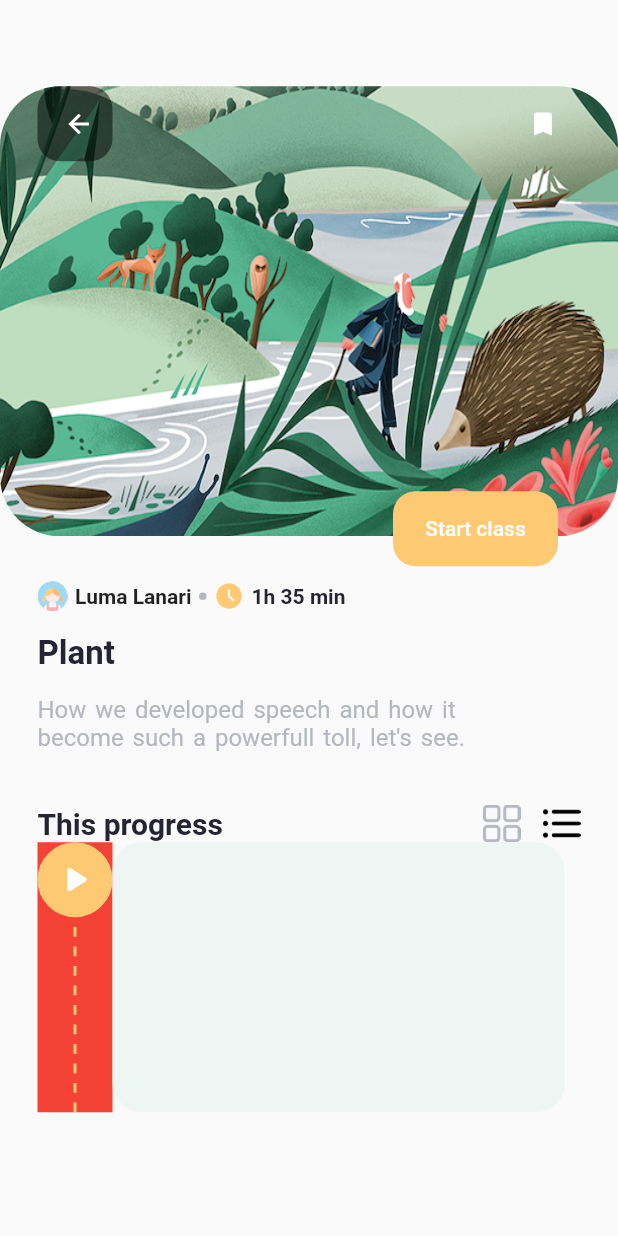
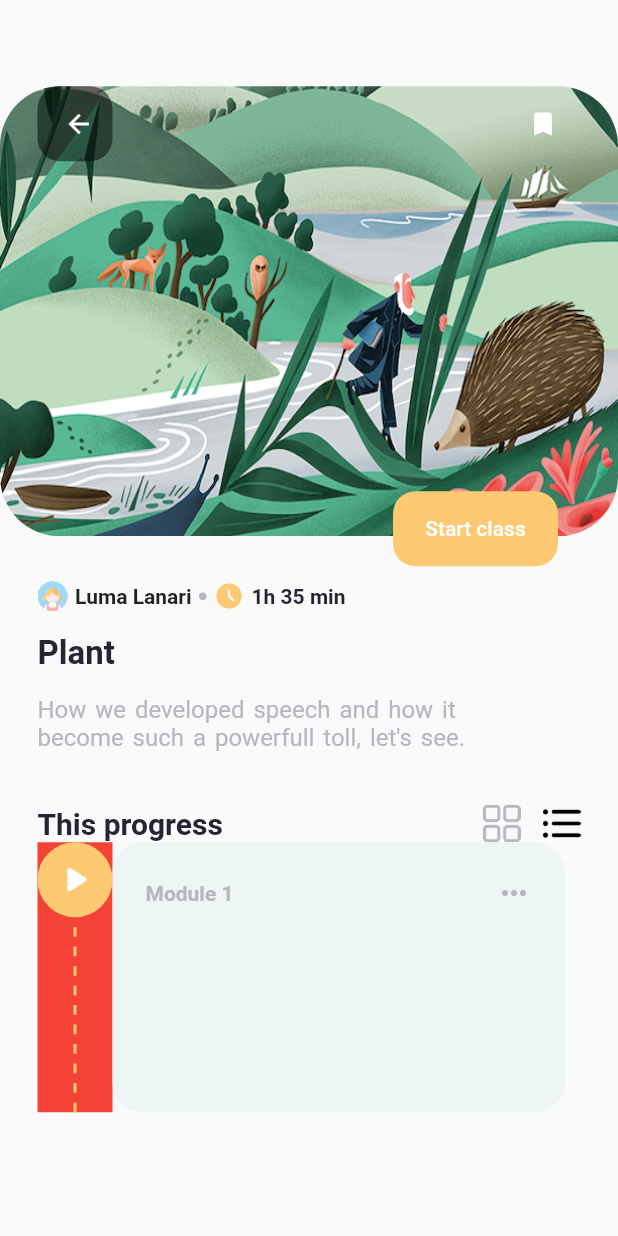
Before and after one commit to beshprakash11/course_app, a Flutter app: the screen it shows after launch, after a tap on "Start", on a phone screen of 412 x 824 dp. Run offline on Flutter 3.47's test engine with Material 2 defaults, Android fonts, the phone set to English and light mode, and no system bars; our stand-ins replace percent_indicator.

Commit message:
Course header module added in progress

```diff
--- a/lib/screens/detail/widget/course_module.dart
+++ b/lib/screens/detail/widget/course_module.dart
@@ -1,3 +1,4 @@
+import 'package:course_app/constants/colors.dart';
 import 'package:course_app/models/module.dart';
 import 'package:flutter/material.dart';
 
@@ -35,10 +36,29 @@ class CourseModule extends StatelessWidget {
         Flexible(
           flex: 5,
           child: Container(
+            padding: EdgeInsets.all(20),
             decoration: BoxDecoration(
               border: Border.all(color: module.moudleBorder, width: 2),
               color: module.moduleBg,
               borderRadius: BorderRadius.circular(20)
+            ),
+            child: Column(
+              crossAxisAlignment: CrossAxisAlignment.start,
+              children: [
+                Row(
+                  mainAxisAlignment: MainAxisAlignment.spaceBetween,
+                  children: [
+                    Text(
+                      module.title,
+                      style: TextStyle(
+                        color: kFontLignt, fontWeight: FontWeight.bold
+                      ),
+                    ),
+                    Icon(Icons.more_horiz, color: kFontLignt,)
+                  ],
+                ),
+
+              ],
             ),
           )
         ),
```
